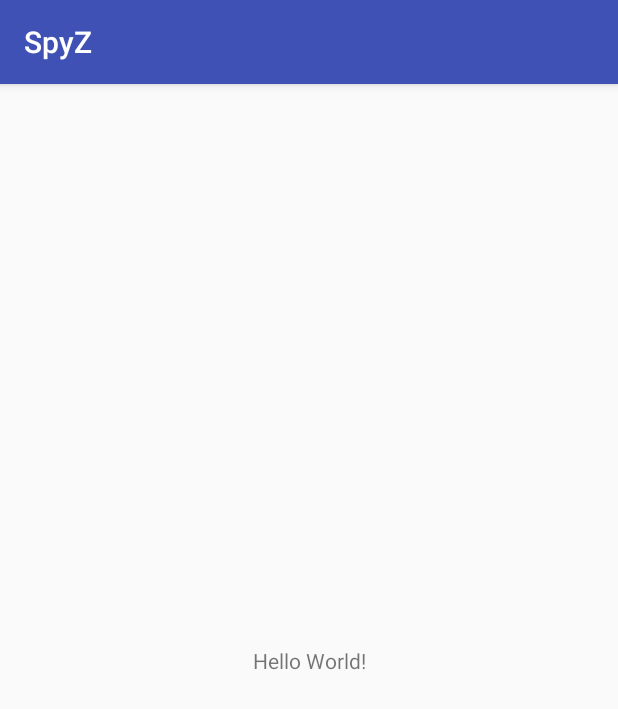
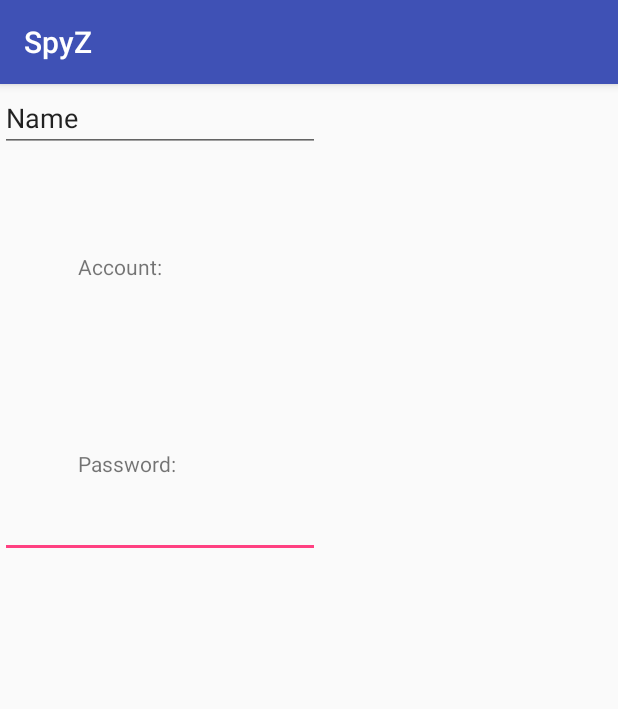
Before and after one commit to lqnhat97/HiddenApp, an Android app: the screen it shows after launch (MainActivity), on a phone screen of 412 x 824 dp. Shown: the top 709 px of the screen. Run offline under Robolectric (Android 15) with nearby library versions, the phone set to English and light mode, and no system bars.

Commit message:
update IDE

```diff
--- a/SpyZ/app/src/main/res/layout/activity_main.xml
+++ b/SpyZ/app/src/main/res/layout/activity_main.xml
@@ -6,13 +6,43 @@
     android:layout_height="match_parent"
     tools:context="com.example.lqnha.spyz.MainActivity">
 
-    <TextView
+    <EditText
+        android:id="@+id/edt_pass"
         android:layout_width="wrap_content"
         android:layout_height="wrap_content"
-        android:text="Hello World!"
-        app:layout_constraintBottom_toBottomOf="parent"
-        app:layout_constraintLeft_toLeftOf="parent"
-        app:layout_constraintRight_toRightOf="parent"
+        android:layout_marginTop="8dp"
+        android:ems="10"
+        android:inputType="textPassword"
+        app:layout_constraintTop_toBottomOf="@+id/textView2"
+        tools:layout_editor_absoluteX="52dp" />
+
+    <TextView
+        android:id="@+id/textView"
+        android:layout_width="wrap_content"
+        android:layout_height="wrap_content"
+        android:layout_marginStart="52dp"
+        android:layout_marginTop="112dp"
+        android:text="Account:"
+        app:layout_constraintStart_toStartOf="parent"
         app:layout_constraintTop_toTopOf="parent" />
 
+    <TextView
+        android:id="@+id/textView2"
+        android:layout_width="wrap_content"
+        android:layout_height="wrap_content"
+        android:layout_marginStart="52dp"
+        android:layout_marginTop="112dp"
+        android:text="Password:"
+        app:layout_constraintStart_toStartOf="parent"
+        app:layout_constraintTop_toBottomOf="@+id/textView" />
+
+    <EditText
+        android:id="@+id/edt_account"
+        android:layout_width="wrap_content"
+        android:layout_height="wrap_content"
+        android:ems="10"
+        android:inputType="textPersonName"
+        android:text="Name"
+        tools:layout_editor_absoluteX="52dp"
+        tools:layout_editor_absoluteY="152dp" />
 </android.support.constraint.ConstraintLayout>
```
